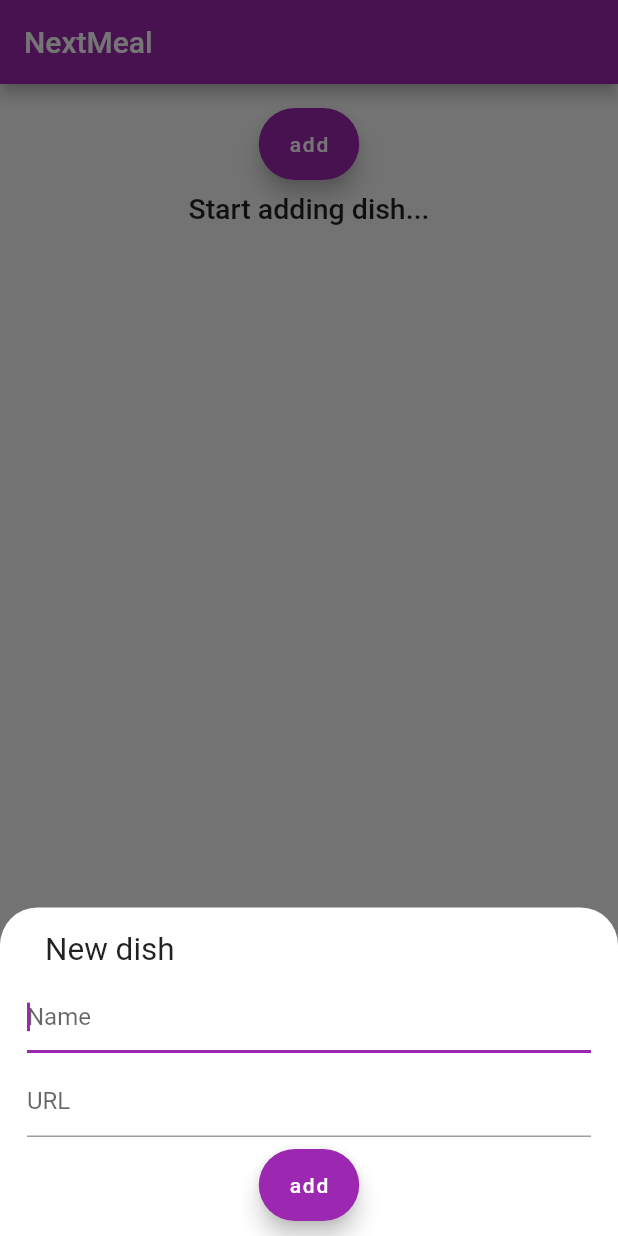
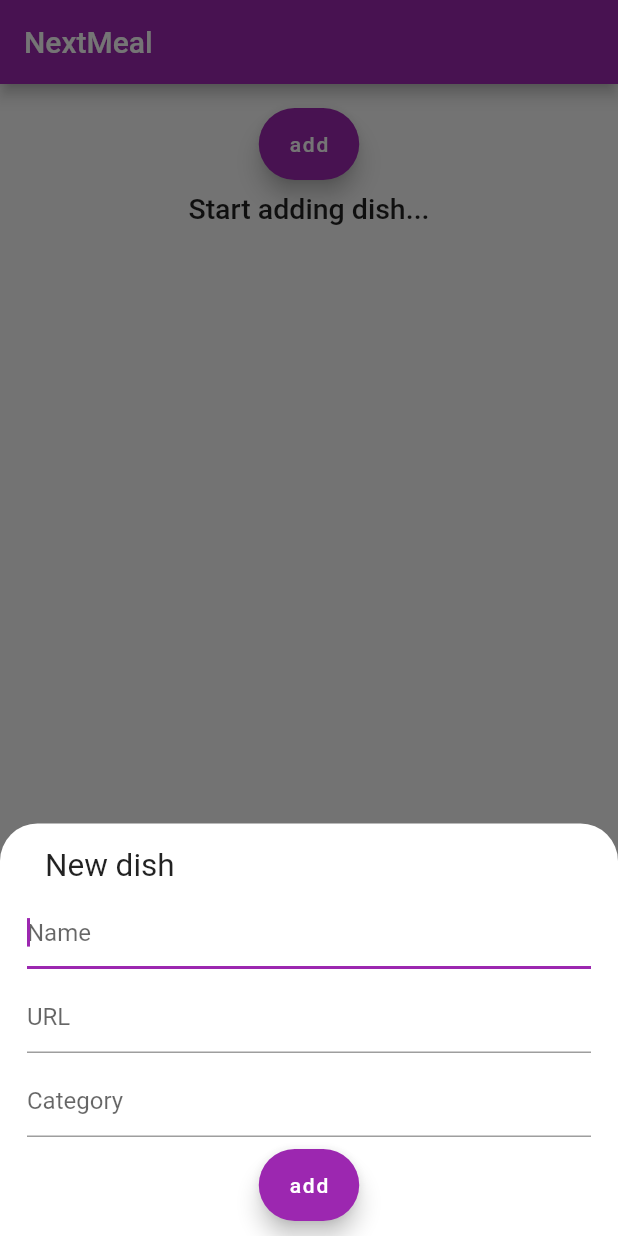
Before and after one commit to agatiks/NextMeal, a Flutter app: the screen it shows after launch, after a tap on "add", on a phone screen of 412 x 824 dp. Run offline on Flutter 3.47's test engine with Material 2 defaults, Android fonts, the phone set to English and light mode, and no system bars; drawn by our look-alikes of salomon_bottom_bar; our stand-ins replace sqflite; accounts and stored records are empty.

Commit message:
categorized dishes

```diff
--- a/lib/UI/home_page.dart
+++ b/lib/UI/home_page.dart
@@ -71,7 +71,7 @@ class HomePage extends StatelessWidget{
     var currPage = int.parse(snapshot.data.toString());
     var page;
     if ( currPage == 0) {
-      page = DishesPage(title: 'Dishes',);
+      page = DishesPage(title: 'Dishes');
       //Navigator.push(context, MaterialPageRoute(builder: (BuildContext context) => page));
       return page;
 
--- a/lib/UI/screens/dishes_page.dart
+++ b/lib/UI/screens/dishes_page.dart
@@ -1,3 +1,4 @@
+import 'package:flutter/foundation.dart';
 import 'package:flutter/material.dart';
 import 'package:next_meal/blocs/dishes_bloc.dart';
 import 'package:next_meal/models/dish.dart';
@@ -21,11 +22,15 @@ class DishesPage extends StatelessWidget {
   Widget dishesWidget() {
     return StreamBuilder(
       stream: dishesBloc.dishes,
-      builder: (BuildContext context, AsyncSnapshot<List<Dish>> snapshot) {
+      builder: (BuildContext context, AsyncSnapshot<Map<String, List<Dish>>> snapshot) {
+        if (kDebugMode) {
+          print(snapshot);
+        }
         return Column(
           children: [
             FloatingActionButton.extended(
-                label: const Text("add"), onPressed: () => addDishSheet(context)),
+                label: const Text("add"),
+                onPressed: () => addDishSheet(context)),
             const SizedBox(height: 8.0),
             dishListWidget(snapshot),
           ],
@@ -34,16 +39,18 @@ class DishesPage extends StatelessWidget {
     );
   }
 
-  Widget dishListWidget(AsyncSnapshot<List<Dish>> snapshot) {
+  Widget dishListWidget(AsyncSnapshot<Map<String, List<Dish>>> snapshot) {
     if (snapshot.hasData) {
       return (snapshot.data!.isNotEmpty)
           ? Flexible(
             child: ListView.builder(
+              shrinkWrap: true,
               scrollDirection: Axis.vertical,
-          itemCount: snapshot.data!.length,
+              itemCount: snapshot.data?.length,
               itemBuilder: (context, itemPosition) {
-            Dish dish = snapshot.data![itemPosition];
-            return dishItem(dish);
+                Map<String, List<Dish>> content = snapshot.data!;
+                String curKey = content.keys.toList()[itemPosition];
+                return categoryListWidget(curKey, content[curKey] ?? []);
               },
             ),
           )
@@ -60,6 +67,23 @@ class DishesPage extends StatelessWidget {
     }
   }
 
+  Widget categoryListWidget(String category, List<Dish> categoryList) {
+    return Column(
+      children: [
+        Text(category),
+        SizedBox(height: 16.0,),
+        ListView.builder(
+          shrinkWrap: true,
+            scrollDirection: Axis.vertical,
+            itemCount: categoryList.length,
+            itemBuilder: (context, itemPosition) {
+              return dishItem(categoryList[itemPosition]);
+            },
+          ),
+      ],
+    );
+  }
+
   Widget dishItem(Dish dish) {
     final Widget dismissibleCard = Dismissible(
       background: Container(
@@ -71,7 +95,8 @@ class DishesPage extends StatelessWidget {
           padding: EdgeInsets.only(left: 10),
           child: Align(
             alignment: Alignment.centerLeft,
-            child: Text( //TODO make delayed delete
+            child: Text(
+              //TODO make delayed delete
               "Deleting",
               style: TextStyle(color: Colors.white),
             ),
@@ -89,24 +114,33 @@ class DishesPage extends StatelessWidget {
             borderRadius: BorderRadius.circular(5),
           ),
           color: Colors.white,
-        child: ListTile (contentPadding: const EdgeInsets.symmetric(vertical: 6, horizontal: 8),
-          title:  Text(dish.name,
-          style: const TextStyle(fontSize: 24, fontWeight: FontWeight.w600),),
+          child: ListTile(
+              contentPadding:
+                  const EdgeInsets.symmetric(vertical: 6, horizontal: 8),
+              title: Text(
+                dish.name,
+                style:
+                    const TextStyle(fontSize: 24, fontWeight: FontWeight.w600),
+              ),
               subtitle: GestureDetector(
-            child: Text(dish.description ?? "None", style: const TextStyle(decoration: TextDecoration.underline, color: Colors.blue)),
+                child: Text(dish.url ?? "None",
+                    style: const TextStyle(
+                        decoration: TextDecoration.underline,
+                        color: Colors.blue)),
                 onTap: () async {
-              if (await launch(dish.description ?? "None")) throw 'Could not launch $dish.description';
+                  if (await launch(dish.url ?? "None"))
+                    throw 'Could not launch $dish.description';
                 },
-          )
-        )
-      ),
+              ))),
     );
     return dismissibleCard;
   }
 
   void addDishSheet(BuildContext context) {
+    //TODO a lot of copy-paste
     final _dishNameFormController = TextEditingController();
-    final _dishDescriptionFormController = TextEditingController();
+    final _dishUrlFormController = TextEditingController();
+    final _dishCategoryFormController = TextEditingController();
     showModalBottomSheet(
         shape: const RoundedRectangleBorder(
             borderRadius: BorderRadius.vertical(top: Radius.circular(25.0))),
@@ -126,8 +160,8 @@ class DishesPage extends StatelessWidget {
                     padding: EdgeInsets.symmetric(horizontal: 12.0),
                     child: Text(
                       'New dish',
-                        style: TextStyle(
-                            fontSize: 21, fontWeight: FontWeight.w400),
+                      style:
+                          TextStyle(fontSize: 21, fontWeight: FontWeight.w400),
                     ),
                   ),
                   const SizedBox(
@@ -144,7 +178,15 @@ class DishesPage extends StatelessWidget {
                   TextField(
                     decoration: const InputDecoration(hintText: 'URL'),
                     autofocus: true,
-                    controller: _dishDescriptionFormController,
+                    controller: _dishUrlFormController,
+                  ),
+                  const SizedBox(
+                    height: 8.0,
+                  ),
+                  TextField(
+                    decoration: const InputDecoration(hintText: 'Category'),
+                    autofocus: true,
+                    controller: _dishCategoryFormController,
                   ),
                   const SizedBox(
                     height: 8.0,
@@ -153,22 +195,23 @@ class DishesPage extends StatelessWidget {
                       padding: EdgeInsets.only(
                           bottom: MediaQuery.of(context).viewInsets.bottom),
                       child: Center(
-                      child: FloatingActionButton.extended(onPressed: () {
+                        child: FloatingActionButton.extended(
+                            onPressed: () {
                               final newDish = Dish(
-                            name: _dishNameFormController
-                                .value.text,
-                            description:
-                            _dishDescriptionFormController
-                                .value.text);
+                                name: _dishNameFormController.value.text,
+                                url: _dishUrlFormController.value.text,
+                                category:
+                                    _dishCategoryFormController.value.text,
+                              );
                               if (newDish.name.isNotEmpty) {
                                 dishesBloc.addDish(newDish);
 
                                 //dismisses the bottomsheet
                                 Navigator.pop(context);
                               }
-                      }, label: const Text('add')),
-                    )
-                  ),
+                            },
+                            label: const Text('add')),
+                      )),
                   const SizedBox(height: 10),
                 ],
               ),
--- a/lib/blocs/dishes_bloc.dart
+++ b/lib/blocs/dishes_bloc.dart
@@ -5,7 +5,7 @@ import 'package:next_meal/repository/dishes_repository.dart';
 
 class DishesBloc {
   final _dishesRepository = DishesRepository();
-  final _dishesController = StreamController<List<Dish>>.broadcast();
+  final _dishesController = StreamController<Map<String, List<Dish>>>.broadcast();
 
   get dishes => _dishesController.stream;
 
@@ -14,7 +14,7 @@ class DishesBloc {
   }
 
   getDishes({String? query}) async {
-    _dishesController.sink.add(await _dishesRepository.getAllDishes(query: query));
+    _dishesController.sink.add(await _dishesRepository.getCategorizedDishes());
   }
 
   addDish(Dish dish) async {
@@ -32,6 +32,8 @@ class DishesBloc {
     getDishes();
   }
 
+
+
   dispose() {
     _dishesController.close();
   }
--- a/lib/dao/dishes_dao.dart
+++ b/lib/dao/dishes_dao.dart
@@ -18,22 +18,44 @@ class DishesDao {
       print(" Helo");
     }
     final db = await dbProvider.database;
-    var result = await db.query(dishesTABLE, columns: columns);;
-    /*if (query != null) {
-      if (query.isNotEmpty) {
-        result = await db.query(dishesTABLE,
-            columns: columns,
-            where: 'name LIKE ?',
-            whereArgs: ["%$query%"]);
-      }
-    } else {
-      result = await db.query(dishesTABLE, columns: columns);
-    //}*/
+      var result = await db.query(dishesTABLE, columns: columns);
+      List<Dish> dishes = result.isNotEmpty
+          ? result.map((item) => Dish.fromDatabaseJson(item)).toList()
+          : [];
+      return dishes;
+  }
 
-    List<Dish> dishes = result.isNotEmpty
-        ? result.map((item) => Dish.fromDatabaseJson(item)).toList()
-        : [];
-    return dishes;
+  Future<Map<String, List<Dish>>> getCategorizedDishes() async {
+    final db = await dbProvider.database;
+    var rawCategories = await db.rawQuery('SELECT category FROM Dishes GROUP BY category');
+    List<String> categories = rawCategories.isNotEmpty?
+        rawCategories.map((e) => e['category'].toString()).toList():
+        [];
+    print("****************$categories");
+    Map<String, List<Dish>> res = {};
+    for (String category in categories) {
+      var rawCategoryDishes = await db.query(dishesTABLE,
+      columns: ['id', 'category', 'name', 'url'],
+      where: 'category = ?',
+      whereArgs: [category]);
+      List<Dish> categoryDishes = rawCategoryDishes.isNotEmpty
+          ? rawCategoryDishes.map((item) => Dish.fromDatabaseJson(item)).toList()
+          : [];
+      res[category] = categoryDishes;
+    }
+
+    /*print(result);
+    List<Entry> dishes = result.isNotEmpty?
+        result.map((category) {
+          var rawCategoryDishes = await db.querySelector('category = $category');
+          List<Dish> categoryDishes = rawCategoryDishes.isNotEmpty
+              ? rawCategoryDishes.map((item) => Dish.fromDatabaseJson(item)).toList()
+              : [];
+          return Entry(KeyCode.S = category, categoryDishes)
+        }).
+        : {};
+    return dishes;*/
+    return res;
   }
 
   Future<int> updateDish(Dish dish) async {
--- a/lib/database/dishes_database.dart
+++ b/lib/database/dishes_database.dart
@@ -36,7 +36,8 @@ class DatabaseProvider {
     await database.execute("CREATE TABLE $dishesTABLE ("
         "id INTEGER PRIMARY KEY, "
         "name TEXT, "
-        "description TEXT "
+        "url TEXT, "
+        "category TEXT"
         ")");
   }
 }
--- a/lib/models/dish.dart
+++ b/lib/models/dish.dart
@@ -1,19 +1,22 @@
 class Dish {
   int? id;
   String name;
-  String? description;
+  String category;
+  String? url;
 
-  Dish({this.id, required this.name, this.description});
+  Dish({this.id, required this.name, required this.category, this.url});
 
   factory Dish.fromDatabaseJson(Map<String, dynamic> data) => Dish(
     id: data['id'],
     name: data['name'],
-    description: data['description'],
+    url: data['url'],
+    category: data['category']
   );
 
   Map<String, dynamic> toDatabaseJson() => {
     "id": id,
     "name": name,
-    "description": description,
+    "url": url,
+    "category": category,
   };
 }
--- a/lib/repository/dishes_repository.dart
+++ b/lib/repository/dishes_repository.dart
@@ -5,6 +5,8 @@ class DishesRepository {
   final dishesDao = DishesDao();
 
   Future getAllDishes({String? query}) => dishesDao.getDishes(query: query);
+
+  Future getCategorizedDishes() => dishesDao.getCategorizedDishes();
 
   Future addDish(Dish dish) => dishesDao.addDish(dish);
 
```
Lines whose indentation alone changed are shown as unchanged.
